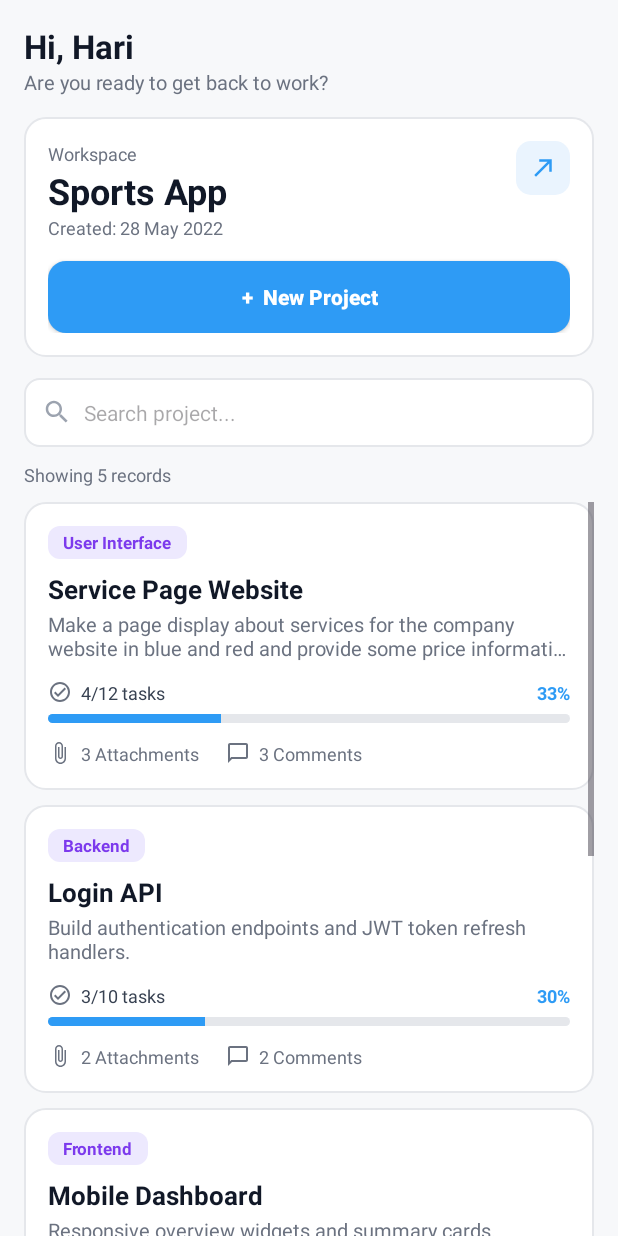
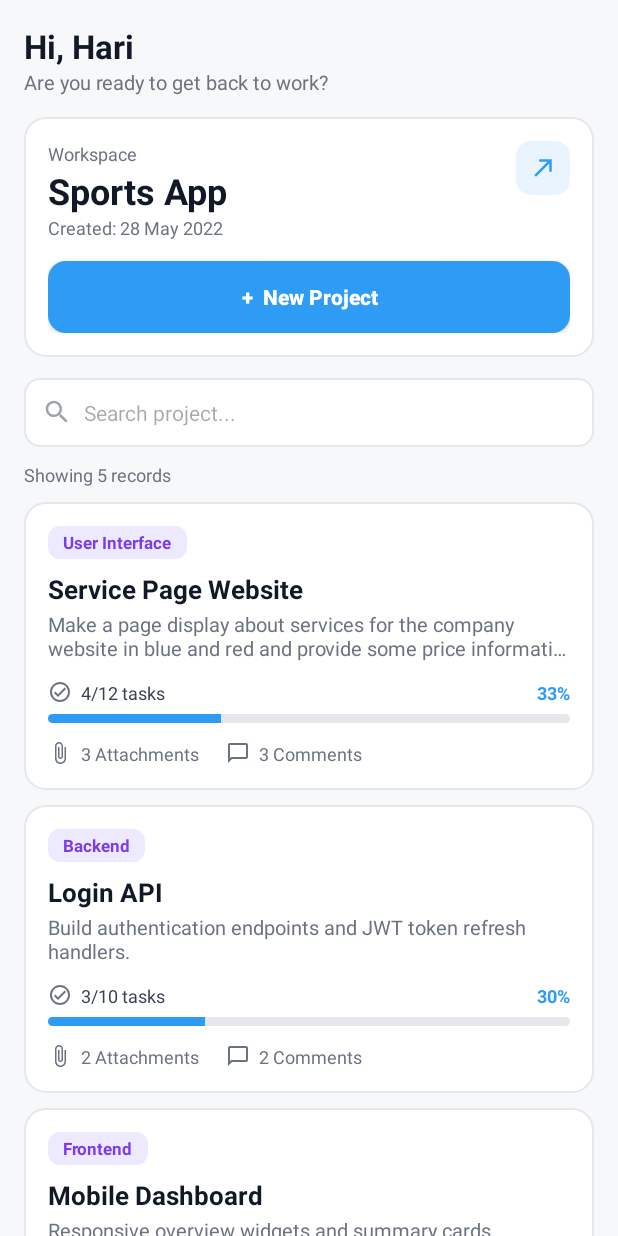
Before and after one commit to Shabeeb2004/SMD_Assignment4, an Android app: the screen it shows after launch (HomeActivity), after a tap on "Get Started", on a phone screen of 412 x 824 dp. Run offline under Robolectric (Android 15) with nearby library versions, the phone set to English and light mode, and no system bars.

Commit message:
Replace Home ListView with RecyclerView using ListAdapter and DiffUtil

```diff
--- a/app/src/main/java/com/example/myapplication/HomeActivity.java
+++ b/app/src/main/java/com/example/myapplication/HomeActivity.java
@@ -3,19 +3,19 @@ package com.example.myapplication;
 import android.content.Intent;
 import android.os.Bundle;
 import android.widget.EditText;
-import android.widget.ListView;
 import android.widget.TextView;
 import androidx.activity.result.ActivityResultLauncher;
 import androidx.activity.result.contract.ActivityResultContracts;
 import androidx.appcompat.app.AppCompatActivity;
+import androidx.recyclerview.widget.LinearLayoutManager;
+import androidx.recyclerview.widget.RecyclerView;
 import java.util.ArrayList;
 import java.util.List;
 import java.util.Locale;
 
 public class HomeActivity extends AppCompatActivity {
 
-    private List<Project> all;
-    private final List<Project> shown = new ArrayList<>();
+    private List<Project> all;          // the full project collection
     private ProjectAdapter adapter;
     private EditText etSearch;
     private TextView tvRecords;
@@ -27,10 +27,11 @@ public class HomeActivity extends AppCompatActivity {
                 if (data == null) return;
                 Project updated = (Project) data.getSerializableExtra(ProjectActivity.EXTRA_PROJECT);
                 if (updated == null) return;
+                // update the existing project by ID
                 for (int i = 0; i < all.size(); i++) {
                     if (all.get(i).getId() == updated.getId()) { all.set(i, updated); break; }
                 }
-                applyFilter();
+                applyFilter();   // submits a new list; DiffUtil redraws only the changed row
             });
 
     @Override
@@ -41,15 +42,15 @@ public class HomeActivity extends AppCompatActivity {
         all = DataStore.getInstance().getProjects();
         etSearch = findViewById(R.id.etSearch);
         tvRecords = findViewById(R.id.tvRecords);
-        ListView lv = findViewById(R.id.lvProjects);
-        adapter = new ProjectAdapter(this, shown);
-        lv.setAdapter(adapter);
 
-        lv.setOnItemClickListener((parent, view, position, id) -> {
+        RecyclerView rv = findViewById(R.id.rvProjects);
+        rv.setLayoutManager(new LinearLayoutManager(this));
+        adapter = new ProjectAdapter(project -> {
             Intent i = new Intent(this, ProjectActivity.class);
-            i.putExtra(ProjectActivity.EXTRA_PROJECT, shown.get(position));
+            i.putExtra(ProjectActivity.EXTRA_PROJECT, project);   // passed through intent extras
             projectLauncher.launch(i);
         });
+        rv.setAdapter(adapter);
 
         etSearch.addTextChangedListener(new SimpleTextWatcher() {
             @Override public void onChanged(String text) { applyFilter(); }
@@ -67,14 +68,15 @@ public class HomeActivity extends AppCompatActivity {
         applyFilter();
     }
 
+    /** Builds a NEW list every time (ListAdapter ignores the same list instance). */
     private void applyFilter() {
         String q = etSearch.getText().toString().toLowerCase(Locale.ROOT);
-        shown.clear();
+        List<Project> filtered = new ArrayList<>();
         for (Project p : all) {
             if (q.isEmpty() || p.getName().toLowerCase(Locale.ROOT).contains(q)
-                    || p.getTag().toLowerCase(Locale.ROOT).contains(q)) shown.add(p);
+                    || p.getTag().toLowerCase(Locale.ROOT).contains(q)) filtered.add(p);
         }
-        adapter.notifyDataSetChanged();
-        tvRecords.setText("Showing " + shown.size() + " records");
+        adapter.submitList(filtered);
+        tvRecords.setText("Showing " + filtered.size() + " records");
     }
 }
--- a/app/src/main/java/com/example/myapplication/ProjectAdapter.java
+++ b/app/src/main/java/com/example/myapplication/ProjectAdapter.java
@@ -1,34 +1,56 @@
 package com.example.myapplication;
 
-import android.content.Context;
 import android.view.LayoutInflater;
 import android.view.View;
 import android.view.ViewGroup;
-import android.widget.BaseAdapter;
 import android.widget.ProgressBar;
 import android.widget.TextView;
-import java.util.List;
+import androidx.annotation.NonNull;
+import androidx.recyclerview.widget.DiffUtil;
+import androidx.recyclerview.widget.ListAdapter;
+import androidx.recyclerview.widget.RecyclerView;
 
-public class ProjectAdapter extends BaseAdapter {
-    private final Context ctx;
-    private final List<Project> data;
+public class ProjectAdapter extends ListAdapter<Project, ProjectAdapter.VH> {
 
-    public ProjectAdapter(Context ctx, List<Project> data) { this.ctx = ctx; this.data = data; }
+    public interface OnProjectClick { void onClick(Project project); }
 
-    @Override public int getCount() { return data.size(); }
-    @Override public Object getItem(int i) { return data.get(i); }
-    @Override public long getItemId(int i) { return data.get(i).getId(); }
+    private final OnProjectClick listener;
+
+    public ProjectAdapter(OnProjectClick listener) {
+        super(DIFF);
+        this.listener = listener;
+    }
+
+    // Rows are matched by project ID, never by name or position.
+    // A row is redrawn only when something it displays has changed.
+    private static final DiffUtil.ItemCallback<Project> DIFF = new DiffUtil.ItemCallback<Project>() {
+        @Override
+        public boolean areItemsTheSame(@NonNull Project a, @NonNull Project b) {
+            return a.getId() == b.getId();
+        }
+
+        @Override
+        public boolean areContentsTheSame(@NonNull Project a, @NonNull Project b) {
+            return a.getTag().equals(b.getTag())
+                    && a.getName().equals(b.getName())
+                    && a.getDescription().equals(b.getDescription())
+                    && a.getTasks().size() == b.getTasks().size()
+                    && a.getDoneCount() == b.getDoneCount()
+                    && a.getAttachments().size() == b.getAttachments().size()
+                    && a.getCommentCount() == b.getCommentCount();
+        }
+    };
+
+    @NonNull
+    @Override
+    public VH onCreateViewHolder(@NonNull ViewGroup parent, int viewType) {
+        View v = LayoutInflater.from(parent.getContext()).inflate(R.layout.item_project, parent, false);
+        return new VH(v);
+    }
 
     @Override
-    public View getView(int pos, View cv, ViewGroup parent) {
-        VH h;
-        if (cv == null) {
-            cv = LayoutInflater.from(ctx).inflate(R.layout.item_project, parent, false);
-            h = new VH(cv);
-            cv.setTag(h);
-        } else h = (VH) cv.getTag();
-
-        Project p = data.get(pos);
+    public void onBindViewHolder(@NonNull VH h, int position) {
+        Project p = getItem(position);
         h.tvTag.setText(p.getTag());
         h.tvName.setText(p.getName());
         h.tvDesc.setText(p.getDescription());
@@ -38,13 +60,14 @@ public class ProjectAdapter extends BaseAdapter {
         h.pb.setProgress(p.getPercent());
         h.tvAtt.setText(p.getAttachments().size() + " Attachments");
         h.tvComments.setText(p.getCommentCount() + " Comments");
-        return cv;
     }
 
-    static class VH {
-        TextView tvTag, tvName, tvDesc, tvTasks, tvPercent, tvAtt, tvComments;
-        ProgressBar pb;
+    class VH extends RecyclerView.ViewHolder {
+        final TextView tvTag, tvName, tvDesc, tvTasks, tvPercent, tvAtt, tvComments;
+        final ProgressBar pb;
+
         VH(View v) {
+            super(v);
             tvTag = v.findViewById(R.id.tvTag);
             tvName = v.findViewById(R.id.tvProjectName);
             tvDesc = v.findViewById(R.id.tvProjectDesc);
@@ -53,6 +76,11 @@ public class ProjectAdapter extends BaseAdapter {
             pb = v.findViewById(R.id.pbProject);
             tvAtt = v.findViewById(R.id.tvAttCount);
             tvComments = v.findViewById(R.id.tvCommentCount);
+
+            v.setOnClickListener(x -> {
+                int pos = getAdapterPosition();
+                if (pos != RecyclerView.NO_POSITION) listener.onClick(getItem(pos));
+            });
         }
     }
 }
--- a/app/src/main/res/layout/activity_home.xml
+++ b/app/src/main/res/layout/activity_home.xml
@@ -54,9 +54,8 @@
         android:layout_width="wrap_content" android:layout_height="wrap_content"
         android:layout_marginVertical="10dp" android:textSize="12sp" android:textColor="#6B7280"/>
 
-    <ListView android:id="@+id/lvProjects"
+    <androidx.recyclerview.widget.RecyclerView
+        android:id="@+id/rvProjects"
         android:layout_width="match_parent" android:layout_height="0dp" android:layout_weight="1"
-        android:divider="@android:color/transparent" android:dividerHeight="10dp"
-        android:listSelector="@android:color/transparent" android:clipToPadding="false"
-        android:paddingBottom="16dp"/>
+        android:clipToPadding="false" android:paddingBottom="16dp"/>
 </LinearLayout>
--- a/app/src/main/res/layout/item_project.xml
+++ b/app/src/main/res/layout/item_project.xml
@@ -1,7 +1,8 @@
 <?xml version="1.0" encoding="utf-8"?>
 <LinearLayout xmlns:android="http://schemas.android.com/apk/res/android"
     android:layout_width="match_parent" android:layout_height="wrap_content"
-    android:orientation="vertical" android:background="@drawable/bg_card" android:padding="16dp">
+    android:orientation="vertical" android:background="@drawable/bg_card" android:padding="16dp"
+    android:layout_marginBottom="10dp">
 
     <TextView android:id="@+id/tvTag"
         android:layout_width="wrap_content" android:layout_height="wrap_content"
```
